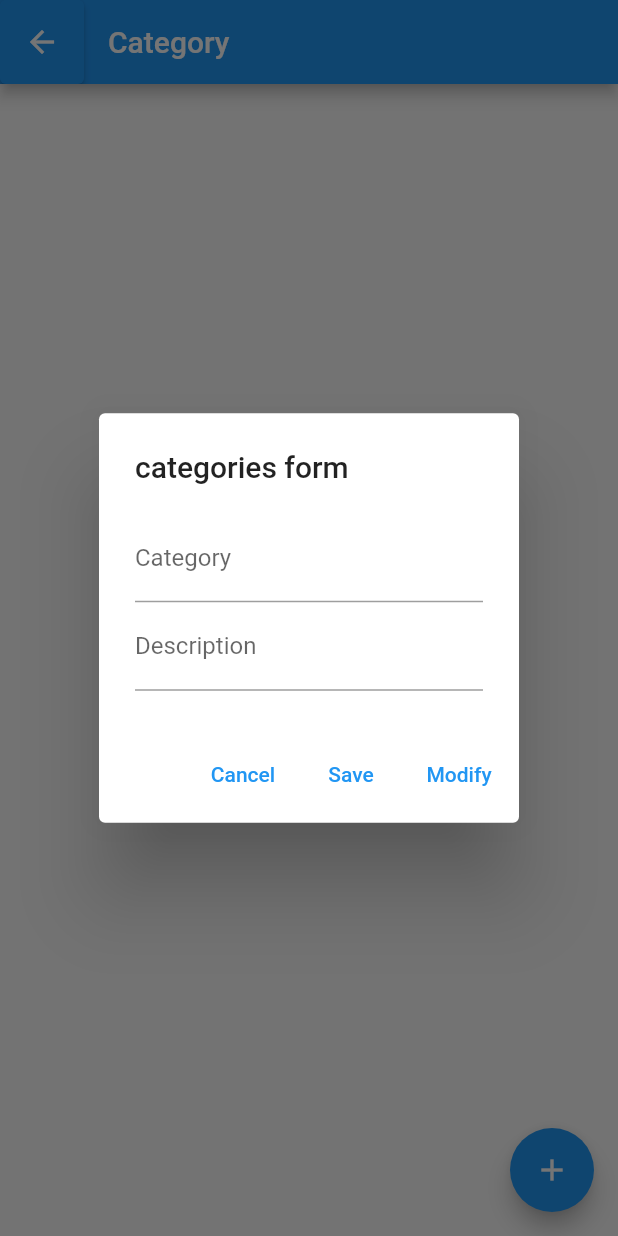
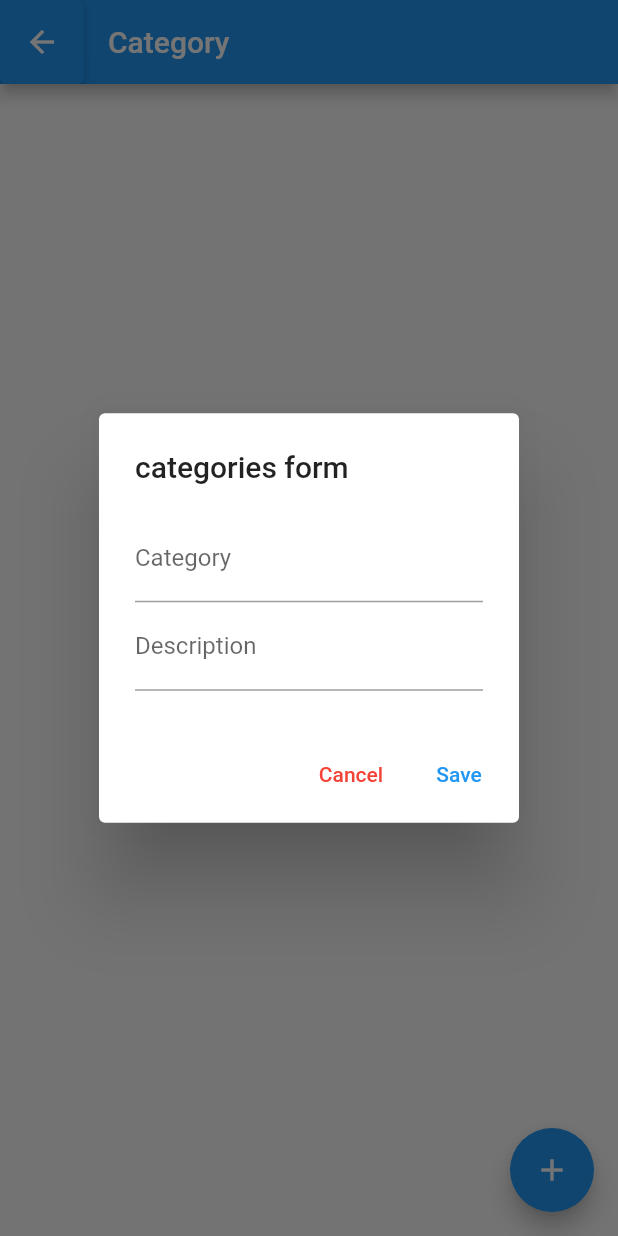
Before and after one commit to Codewithjalloh/dolist_sqllite_app, a Flutter app: the CategoryScreen screen opened directly, after a tap on the "add" icon, on a phone screen of 412 x 824 dp. Run offline on Flutter 3.47's test engine with Material 2 defaults, Android fonts, the phone set to English and light mode, and no system bars; network calls fail.

Commit message:
added text controller

```diff
--- a/lib/screen/category_screen.dart
+++ b/lib/screen/category_screen.dart
@@ -9,6 +9,11 @@ class CategoryScreen extends StatefulWidget {
 }
 
 class _CategoryScreenState extends State<CategoryScreen> {
+
+  var _categoryNameController = TextEditingController();
+  var _categoryDescriptionController = TextEditingController();
+
+
   _showFormDialog(BuildContext context) {
     return showDialog(
         context: context,
@@ -17,29 +22,35 @@ class _CategoryScreenState extends State<CategoryScreen> {
           return AlertDialog(
             actions: <Widget>[
               TextButton(
-                onPressed: () {},
+                onPressed: () => Navigator.pop(context),
                 child: Text("Cancel"),
+                style: TextButton.styleFrom(
+                  primary: Colors.red,),
+
               ),
+
               TextButton(
                 onPressed: () {},
-                child: Text("Save"),
+                child: Text("Save",),
+                style: TextButton.styleFrom(
+                  primary: Colors.blue,
+                ),
               ),
-              TextButton(
-                onPressed: () {},
-                child: Text("Modify"),
-              ),
+
             ],
             title: const Text("categories form"),
             content: SingleChildScrollView(
               child: Column(
-                children: const [
+                children:  [
                   TextField(
+                    controller: _categoryNameController,
                     decoration: InputDecoration(
                       hintText: "Write a category",
                       labelText: "Category",
                     ),
                   ),
                   TextField(
+                    controller: _categoryDescriptionController,
                     decoration: InputDecoration(
                       hintText: "Write a decriptions",
                       labelText: "Description",
```
